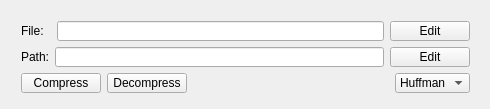
Before: the Qt Designer form QtArchiver.ui in Metacometa/hse-coursework-1, drawn with Qt 5.
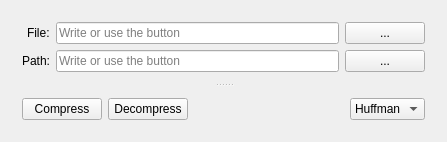
After: the same form once the commit is applied.

Commit message: Add flexibility of windows

```diff
--- a/QtArchiver.ui
+++ b/QtArchiver.ui
@@ -6,73 +6,92 @@
    <rect>
     <x>0</x>
     <y>0</y>
-    <width>490</width>
-    <height>109</height>
+    <width>447</width>
+    <height>115</height>
    </rect>
   </property>
   <property name="windowTitle">
    <string>Archiver</string>
   </property>
-  <widget class="QWidget" name="layoutWidget">
-   <property name="geometry">
-    <rect>
-     <x>10</x>
-     <y>10</y>
-     <width>471</width>
-     <height>94</height>
-    </rect>
-   </property>
    <layout class="QGridLayout" name="gridLayout">
+   <item row="0" column="0">
+    <widget class="QSplitter" name="splitter">
+     <property name="orientation">
+      <enum>Qt::Vertical</enum>
+     </property>
+     <widget class="QWidget" name="layoutWidget">
+      <layout class="QFormLayout" name="formLayout">
+       <property name="labelAlignment">
+        <set>Qt::AlignRight|Qt::AlignTrailing|Qt::AlignVCenter</set>
+       </property>
+       <item row="0" column="0">
+        <widget class="QLabel" name="fileLabel">
+         <property name="text">
+          <string>File:</string>
+         </property>
+        </widget>
+       </item>
+       <item row="0" column="1">
+        <layout class="QHBoxLayout" name="horizontalLayout">
+         <item>
+          <widget class="QLineEdit" name="fileLine">
+           <property name="sizePolicy">
+            <sizepolicy hsizetype="Expanding" vsizetype="Fixed">
+             <horstretch>0</horstretch>
+             <verstretch>0</verstretch>
+            </sizepolicy>
+           </property>
+           <property name="placeholderText">
+            <string>Write or use the button</string>
+           </property>
+          </widget>
+         </item>
+         <item>
+          <widget class="QPushButton" name="editFileButton">
+           <property name="text">
+            <string>...</string>
+           </property>
+          </widget>
+         </item>
+        </layout>
+       </item>
     <item row="1" column="0">
-     <layout class="QHBoxLayout" name="horizontalLayout_3">
-      <item>
        <widget class="QLabel" name="pathLabel">
         <property name="text">
          <string>Path:</string>
         </property>
        </widget>
       </item>
+       <item row="1" column="1">
+        <layout class="QHBoxLayout" name="horizontalLayout_2">
       <item>
-       <widget class="QLineEdit" name="pathLine"/>
+          <widget class="QLineEdit" name="pathLine">
+           <property name="placeholderText">
+            <string>Write or use the button</string>
+           </property>
+          </widget>
       </item>
       <item>
        <widget class="QPushButton" name="editPathButton">
         <property name="text">
-         <string>Edit</string>
+            <string>...</string>
         </property>
        </widget>
       </item>
      </layout>
     </item>
-    <item row="0" column="0">
-     <layout class="QVBoxLayout" name="verticalLayout">
-      <item>
-       <layout class="QHBoxLayout" name="horizontalLayout">
-        <item>
-         <widget class="QLabel" name="fileLabel">
-          <property name="text">
-           <string>File:  </string>
-          </property>
-         </widget>
-        </item>
-        <item>
-         <widget class="QLineEdit" name="fileLine"/>
-        </item>
-        <item>
-         <widget class="QPushButton" name="editFileButton">
-          <property name="text">
-           <string>Edit</string>
-          </property>
-         </widget>
-        </item>
-       </layout>
-      </item>
-     </layout>
-    </item>
-    <item row="2" column="0">
-     <layout class="QHBoxLayout" name="horizontalLayout_4">
+      </layout>
+     </widget>
+     <widget class="QWidget" name="layoutWidget">
+      <layout class="QHBoxLayout" name="horizontalLayout_3">
       <item>
        <widget class="QPushButton" name="compressButton">
+         <property name="sizePolicy">
+          <sizepolicy hsizetype="Fixed" vsizetype="Fixed">
+           <horstretch>0</horstretch>
+           <verstretch>0</verstretch>
+          </sizepolicy>
+         </property>
         <property name="text">
          <string>Compress</string>
         </property>
@@ -80,16 +99,25 @@
       </item>
       <item>
        <widget class="QPushButton" name="decompressButton">
+         <property name="sizePolicy">
+          <sizepolicy hsizetype="Fixed" vsizetype="Fixed">
+           <horstretch>0</horstretch>
+           <verstretch>0</verstretch>
+          </sizepolicy>
+         </property>
         <property name="text">
          <string>Decompress</string>
         </property>
        </widget>
       </item>
       <item>
-       <spacer name="horizontalSpacer_2">
+        <spacer name="horizontalSpacer">
         <property name="orientation">
          <enum>Qt::Horizontal</enum>
         </property>
+         <property name="sizeType">
+          <enum>QSizePolicy::Expanding</enum>
+         </property>
         <property name="sizeHint" stdset="0">
          <size>
           <width>40</width>
@@ -100,6 +128,12 @@
       </item>
       <item>
        <widget class="QComboBox" name="compressionAlgorithms">
+         <property name="sizePolicy">
+          <sizepolicy hsizetype="Fixed" vsizetype="Fixed">
+           <horstretch>0</horstretch>
+           <verstretch>0</verstretch>
+          </sizepolicy>
+         </property>
         <item>
          <property name="text">
           <string>Huffman</string>
@@ -113,9 +147,10 @@
        </widget>
       </item>
      </layout>
-    </item>
-   </layout>
-  </widget>
+     </widget>
+    </widget>
+   </item>
+  </layout>
  </widget>
  <layoutdefault spacing="6" margin="11"/>
  <resources>
```
Lines whose indentation alone changed are shown as unchanged. The commit also changes 5 other files.
